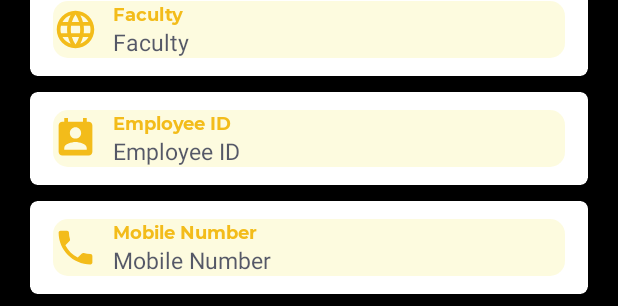
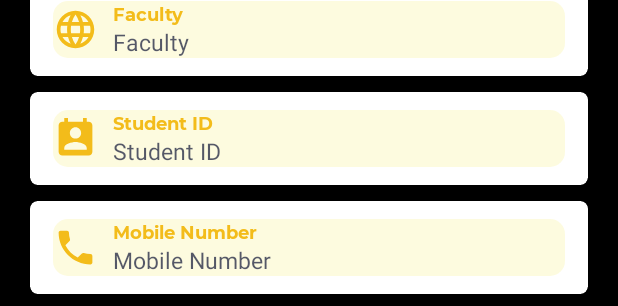
Before and after one commit to kalsha600/sliitcafeMadd, an Android app: the layout activity_user_profile.xml on its own in the app's theme, with its tools: preview values and no code run, on a phone screen of 412 x 824 dp. Shown: the part 432-738 px from the top of the screen. Run offline under Robolectric (Android 15) with nearby library versions, the phone set to English and light mode, and no system bars.

Commit message:
add details

```diff
--- a/app/src/main/res/layout/activity_register_user.xml
+++ b/app/src/main/res/layout/activity_register_user.xml
@@ -115,7 +115,7 @@
                     android:background="@drawable/textarea_color"
                     android:drawableStart="@drawable/ic_employee_id"
                     android:drawablePadding="10dp"
-                    android:hint="@string/employee_id"
+                    android:hint="@string/student_id"
                     android:inputType="text"
                     android:textColor="#FFFFFF" />
 
@@ -191,7 +191,7 @@
                     android:layout_height="wrap_content"
                     android:layout_marginEnd="20dp"
                     android:fontFamily="@font/montserrat_semi_bold"
-                    android:text="@string/employee_id_card"
+                    android:text="@string/student_id_card"
                     android:textColor="@color/enjoy_your_meal"
                     android:textSize="16sp" />
 
--- a/app/src/main/res/layout/activity_user_profile.xml
+++ b/app/src/main/res/layout/activity_user_profile.xml
@@ -229,20 +229,22 @@
                                 android:layout_width="wrap_content"
                                 android:layout_height="wrap_content"
                                 android:orientation="vertical">
+
                                 <TextView
                                     android:layout_width="wrap_content"
                                     android:layout_height="wrap_content"
-                                    android:text="@string/employee_id"
                                     android:fontFamily="@font/montserrat_bold"
-                                    android:textSize="12sp"
-                                    android:textColor="@color/purple_theme_color"/>
+                                    android:text="@string/student_id"
+                                    android:textColor="@color/purple_theme_color"
+                                    android:textSize="12sp" />
+
                                 <TextView
                                     android:id="@+id/profile_emp_id_no_tv"
                                     android:layout_width="wrap_content"
                                     android:layout_height="wrap_content"
-                                    android:text="@string/employee_id"
-                                    android:textSize="15sp"
-                                    android:textColor="@color/text_light_color"/>
+                                    android:text="@string/student_id"
+                                    android:textColor="@color/text_light_color"
+                                    android:textSize="15sp" />
                             </LinearLayout>
 
                         </LinearLayout>
--- a/app/src/main/res/values-night/themes.xml
+++ b/app/src/main/res/values-night/themes.xml
@@ -12,5 +12,6 @@
         <!-- Status bar color. -->
         <item name="android:statusBarColor" tools:targetApi="l">?attr/colorPrimaryVariant</item>
         <!-- Customize your theme here. -->
+
     </style>
 </resources>
--- a/app/src/main/res/values/strings.xml
+++ b/app/src/main/res/values/strings.xml
@@ -147,4 +147,6 @@
     <string name="enjoy_your_meal_with_us">Enjoy Your Meal With Us</string>
     <string name="sign_up">Sign Up</string>
     <string name="qrCode">show_this_qr_code_to_your_SLIIT_canteen</string>
+    <string name="student_id">Student ID</string>
+    <string name="student_id_card">Student ID Card</string>
 </resources>
```
